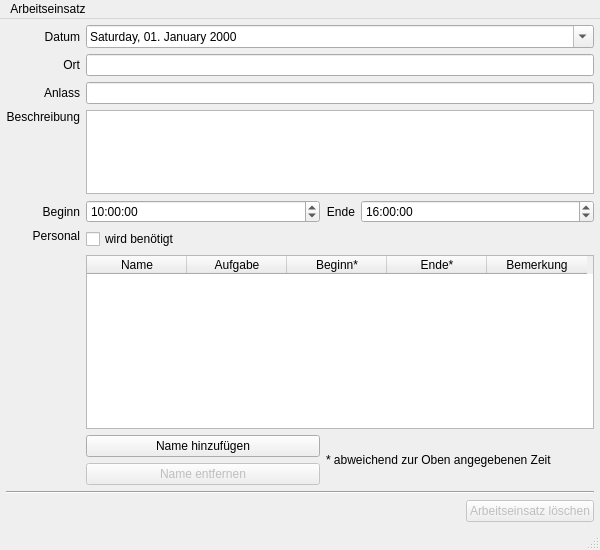
Old version of the form Programm/activitywindow.ui in the repository philjosch/Einsatzplaner.
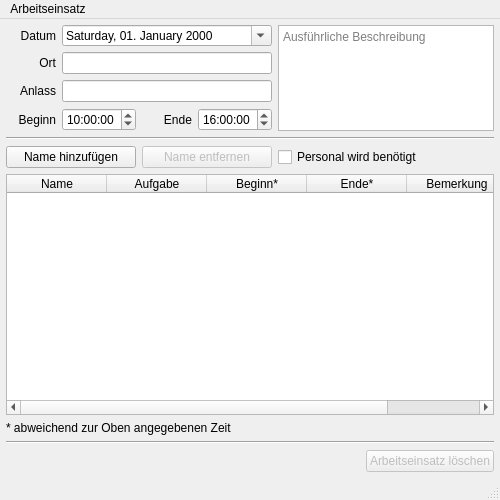
New version of the form.

Commit message:
Fenster optimiert
Fahrtagfenster und Aktivitätenfenster kompakter gestaltet und Buttons verschoben.

What changed in the file:
```diff
--- a/Programm/activitywindow.ui
+++ b/Programm/activitywindow.ui
@@ -6,21 +6,21 @@
    <rect>
     <x>0</x>
     <y>0</y>
-    <width>600</width>
-    <height>550</height>
+    <width>500</width>
+    <height>500</height>
    </rect>
   </property>
   <property name="minimumSize">
    <size>
-    <width>600</width>
-    <height>550</height>
+    <width>480</width>
+    <height>400</height>
    </size>
   </property>
   <property name="windowTitle">
    <string>MainWindow</string>
   </property>
   <widget class="QWidget" name="centralwidget">
-   <layout class="QGridLayout" name="gridLayout_3">
+   <layout class="QGridLayout" name="gridLayout" columnminimumwidth="50,50,50,50,0">
     <property name="leftMargin">
      <number>6</number>
     </property>
@@ -36,83 +36,17 @@
     <property name="spacing">
      <number>6</number>
     </property>
-    <item row="0" column="0">
-     <layout class="QGridLayout" name="gridLayout" rowstretch="0,0,0,1,0,0,1,0,0" columnstretch="0,1,0,1">
-      <property name="leftMargin">
-       <number>0</number>
-      </property>
-      <property name="topMargin">
-       <number>0</number>
-      </property>
-      <property name="rightMargin">
-       <number>0</number>
-      </property>
-      <property name="bottomMargin">
-       <number>0</number>
-      </property>
-      <property name="spacing">
-       <number>6</number>
-      </property>
-      <item row="6" column="1" colspan="3">
-       <widget class="QTableWidget" name="tablePersonen">
-        <property name="sortingEnabled">
-         <bool>true</bool>
-        </property>
-        <attribute name="horizontalHeaderShowSortIndicator" stdset="0">
-         <bool>true</bool>
-        </attribute>
-        <column>
-         <property name="text">
-          <string>Name</string>
-         </property>
-        </column>
-        <column>
-         <property name="text">
-          <string>Aufgabe</string>
-         </property>
-        </column>
-        <column>
-         <property name="text">
-          <string>Beginn*</string>
-         </property>
-        </column>
-        <column>
-         <property name="text">
-          <string>Ende*</string>
-         </property>
-        </column>
-        <column>
-         <property name="text">
-          <string>Bemerkung</string>
-         </property>
-         <property name="toolTip">
-          <string>Angeben, ob es sich bei der Person um eine Externe handelt, ob sie auf den Führerstand mitfährt, oder Azubi ist oder aber ein Teilnehmer eines Schnupperkurses.</string>
-         </property>
-        </column>
-       </widget>
-      </item>
-      <item row="5" column="0" rowspan="2">
-       <widget class="QLabel" name="label_7">
-        <property name="text">
-         <string>Personal</string>
-        </property>
-        <property name="alignment">
-         <set>Qt::AlignRight|Qt::AlignTop|Qt::AlignTrailing</set>
-        </property>
-       </widget>
-      </item>
-      <item row="0" column="0">
-       <widget class="QLabel" name="label">
-        <property name="text">
-         <string>Datum</string>
-        </property>
-        <property name="alignment">
-         <set>Qt::AlignRight|Qt::AlignTrailing|Qt::AlignVCenter</set>
-        </property>
-       </widget>
+    <item row="1" column="1" colspan="3">
+     <widget class="QLineEdit" name="lineOrt"/>
       </item>
       <item row="0" column="1" colspan="3">
        <widget class="QDateEdit" name="dateDatum">
+      <property name="maximumSize">
+       <size>
+        <width>16777215</width>
+        <height>21</height>
+       </size>
+      </property>
         <property name="displayFormat">
          <string>dddd, dd. MMMM yyyy</string>
         </property>
@@ -131,61 +65,7 @@
         </property>
        </widget>
       </item>
-      <item row="1" column="1" colspan="3">
-       <widget class="QLineEdit" name="lineOrt"/>
-      </item>
-      <item row="2" column="0">
-       <widget class="QLabel" name="label_3">
-        <property name="text">
-         <string>Anlass</string>
-        </property>
-        <property name="alignment">
-         <set>Qt::AlignRight|Qt::AlignTrailing|Qt::AlignVCenter</set>
-        </property>
-       </widget>
-      </item>
-      <item row="4" column="1">
-       <widget class="QTimeEdit" name="timeBeginn">
-        <property name="time">
-         <time>
-          <hour>10</hour>
-          <minute>0</minute>
-          <second>0</second>
-         </time>
-        </property>
-       </widget>
-      </item>
-      <item row="4" column="2">
-       <widget class="QLabel" name="label_6">
-        <property name="text">
-         <string>Ende</string>
-        </property>
-        <property name="alignment">
-         <set>Qt::AlignRight|Qt::AlignTrailing|Qt::AlignVCenter</set>
-        </property>
-       </widget>
-      </item>
-      <item row="3" column="0">
-       <widget class="QLabel" name="label_4">
-        <property name="text">
-         <string>Beschreibung</string>
-        </property>
-        <property name="alignment">
-         <set>Qt::AlignRight|Qt::AlignTop|Qt::AlignTrailing</set>
-        </property>
-       </widget>
-      </item>
-      <item row="4" column="0">
-       <widget class="QLabel" name="label_5">
-        <property name="text">
-         <string>Beginn</string>
-        </property>
-        <property name="alignment">
-         <set>Qt::AlignRight|Qt::AlignTrailing|Qt::AlignVCenter</set>
-        </property>
-       </widget>
-      </item>
-      <item row="4" column="3">
+    <item row="3" column="3">
        <widget class="QTimeEdit" name="timeEnde">
         <property name="time">
          <time>
@@ -196,7 +76,62 @@
         </property>
        </widget>
       </item>
-      <item row="3" column="1" colspan="3">
+    <item row="8" column="0" colspan="5">
+     <widget class="Line" name="line">
+      <property name="orientation">
+       <enum>Qt::Horizontal</enum>
+      </property>
+     </widget>
+    </item>
+    <item row="3" column="2">
+     <widget class="QLabel" name="label_6">
+      <property name="text">
+       <string>Ende</string>
+      </property>
+      <property name="alignment">
+       <set>Qt::AlignRight|Qt::AlignTrailing|Qt::AlignVCenter</set>
+      </property>
+     </widget>
+    </item>
+    <item row="3" column="1">
+     <widget class="QTimeEdit" name="timeBeginn">
+      <property name="time">
+       <time>
+        <hour>10</hour>
+        <minute>0</minute>
+        <second>0</second>
+       </time>
+      </property>
+     </widget>
+    </item>
+    <item row="0" column="0">
+     <widget class="QLabel" name="label">
+      <property name="text">
+       <string>Datum</string>
+      </property>
+      <property name="alignment">
+       <set>Qt::AlignRight|Qt::AlignTrailing|Qt::AlignVCenter</set>
+      </property>
+     </widget>
+    </item>
+    <item row="5" column="0" colspan="2">
+     <widget class="QPushButton" name="buttonInsert">
+      <property name="text">
+       <string>Name hinzufügen</string>
+      </property>
+     </widget>
+    </item>
+    <item row="2" column="0">
+     <widget class="QLabel" name="label_3">
+      <property name="text">
+       <string>Anlass</string>
+      </property>
+      <property name="alignment">
+       <set>Qt::AlignRight|Qt::AlignTrailing|Qt::AlignVCenter</set>
+      </property>
+     </widget>
+    </item>
+    <item row="0" column="4" rowspan="4">
        <widget class="QPlainTextEdit" name="plainBeschreibung">
         <property name="sizePolicy">
          <sizepolicy hsizetype="Expanding" vsizetype="MinimumExpanding">
@@ -204,60 +139,28 @@
           <verstretch>0</verstretch>
          </sizepolicy>
         </property>
-        <property name="minimumSize">
-         <size>
-          <width>0</width>
-          <height>42</height>
-         </size>
-        </property>
-        <property name="maximumSize">
-         <size>
-          <width>16777215</width>
-          <height>84</height>
-         </size>
-        </property>
         <property name="sizeAdjustPolicy">
          <enum>QAbstractScrollArea::AdjustToContentsOnFirstShow</enum>
         </property>
-       </widget>
-      </item>
-      <item row="5" column="1" colspan="3">
-       <widget class="QCheckBox" name="checkBoxBenoetigt">
-        <property name="text">
-         <string>wird benötigt</string>
+      <property name="placeholderText">
+       <string>Ausführliche Beschreibung</string>
         </property>
        </widget>
       </item>
-      <item row="8" column="1">
-       <widget class="QPushButton" name="buttonRemove">
-        <property name="enabled">
-         <bool>false</bool>
-        </property>
+    <item row="3" column="0">
+     <widget class="QLabel" name="label_5">
         <property name="text">
-         <string>Name entfernen</string>
-        </property>
-       </widget>
-      </item>
-      <item row="7" column="1">
-       <widget class="QPushButton" name="buttonInsert">
-        <property name="text">
-         <string>Name hinzufügen</string>
-        </property>
-       </widget>
-      </item>
-      <item row="7" column="2" rowspan="2" colspan="2">
-       <widget class="QLabel" name="label_8">
-        <property name="text">
-         <string>* abweichend zur Oben angegebenen Zeit</string>
+       <string>Beginn</string>
+      </property>
+      <property name="alignment">
+       <set>Qt::AlignRight|Qt::AlignTrailing|Qt::AlignVCenter</set>
         </property>
        </widget>
       </item>
       <item row="2" column="1" colspan="3">
        <widget class="QLineEdit" name="lineAnlass"/>
       </item>
-     </layout>
-    </item>
-    <item row="2" column="0">
+    <item row="9" column="0" colspan="5">
      <layout class="QGridLayout" name="gridLayout_2">
       <property name="leftMargin">
        <number>0</number>
@@ -299,8 +202,70 @@
       </item>
      </layout>
     </item>
-    <item row="1" column="0">
-     <widget class="Line" name="line">
+    <item row="6" column="0" colspan="5">
+     <widget class="QTableWidget" name="tablePersonen">
+      <property name="sortingEnabled">
+       <bool>true</bool>
+      </property>
+      <attribute name="horizontalHeaderShowSortIndicator" stdset="0">
+       <bool>true</bool>
+      </attribute>
+      <column>
+       <property name="text">
+        <string>Name</string>
+       </property>
+      </column>
+      <column>
+       <property name="text">
+        <string>Aufgabe</string>
+       </property>
+      </column>
+      <column>
+       <property name="text">
+        <string>Beginn*</string>
+       </property>
+      </column>
+      <column>
+       <property name="text">
+        <string>Ende*</string>
+       </property>
+      </column>
+      <column>
+       <property name="text">
+        <string>Bemerkung</string>
+       </property>
+       <property name="toolTip">
+        <string>Angeben, ob es sich bei der Person um eine Externe handelt, ob sie auf den Führerstand mitfährt, oder Azubi ist oder aber ein Teilnehmer eines Schnupperkurses.</string>
+       </property>
+      </column>
+     </widget>
+    </item>
+    <item row="7" column="0" colspan="5">
+     <widget class="QLabel" name="label_8">
+      <property name="text">
+       <string>* abweichend zur Oben angegebenen Zeit</string>
+      </property>
+     </widget>
+    </item>
+    <item row="5" column="4">
+     <widget class="QCheckBox" name="checkBoxBenoetigt">
+      <property name="text">
+       <string>Personal wird benötigt</string>
+      </property>
+     </widget>
+    </item>
+    <item row="5" column="2" colspan="2">
+     <widget class="QPushButton" name="buttonRemove">
+      <property name="enabled">
+       <bool>false</bool>
+      </property>
+      <property name="text">
+       <string>Name entfernen</string>
+      </property>
+     </widget>
+    </item>
+    <item row="4" column="0" colspan="5">
+     <widget class="Line" name="line_2">
       <property name="orientation">
        <enum>Qt::Horizontal</enum>
       </property>
@@ -313,7 +278,7 @@
     <rect>
      <x>0</x>
      <y>0</y>
-     <width>600</width>
+     <width>500</width>
      <height>22</height>
     </rect>
    </property>
```
Lines whose indentation alone changed are shown as unchanged. The commit also changes 1 other file.
